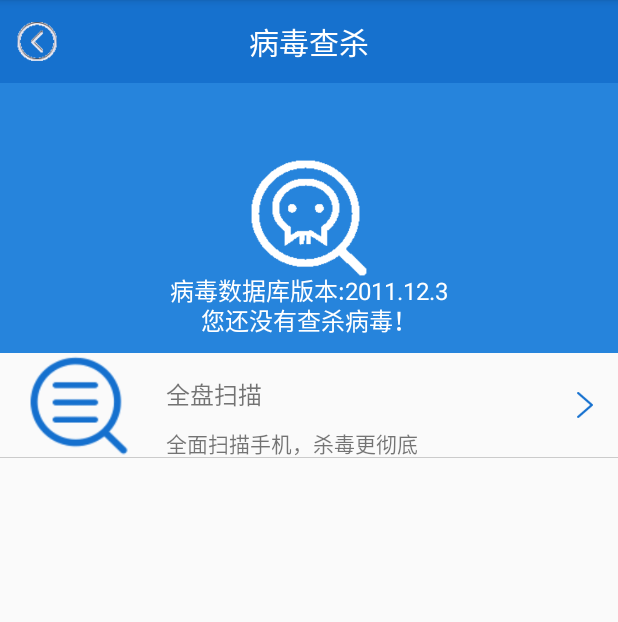
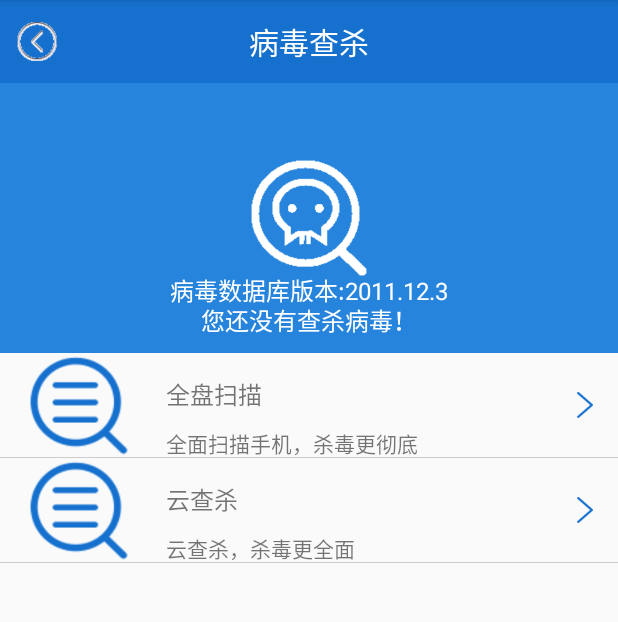
Before and after one commit to GDMEC07160730/MobileGuard, an Android app: the VirusScanActivity screen opened directly, with no data from a screen before it, on a phone screen of 412 x 824 dp, the part 84-706 px from its top. Run offline under Robolectric (Android 15) with nearby library versions, the phone set to English and light mode, and no system bars.

Commit message:
11.29.不完善，自动未好

```diff
--- a/app/src/main/AndroidManifest.xml
+++ b/app/src/main/AndroidManifest.xml
@@ -104,5 +104,4 @@
         <activity android:name=".m6cleancache.CacheClearListActivity">
             </activity>
     </application>
-
 </manifest>
--- a/app/src/main/java/cn/edu/gdmec/android/mobileguard/m5virusscan/VirusScanActivity.java
+++ b/app/src/main/java/cn/edu/gdmec/android/mobileguard/m5virusscan/VirusScanActivity.java
@@ -119,6 +119,7 @@ public class VirusScanActivity extends AppCompatActivity implements View.OnClick
         mLeftImgv.setImageResource(R.drawable.back);
         mLastTimeTV=(TextView)findViewById(R.id.tv_lastscantime);
         findViewById(R.id.rl_allscanvirus).setOnClickListener(this);
+        findViewById(R.id.rl_cloudscanvirus).setOnClickListener(this);
 
     }
 
@@ -131,6 +132,11 @@ public class VirusScanActivity extends AppCompatActivity implements View.OnClick
             case R.id.rl_allscanvirus:
                 startActivity(new Intent(this,VirusScanSpeedActivity.class));
                 break;
+            case R.id.rl_cloudscanvirus:
+                Intent intent=new Intent(this,VirusScanActivity.class);
+                intent.putExtra("cloud",true);
+                startActivity(intent);
+
         }
     }
 }
--- a/app/src/main/java/cn/edu/gdmec/android/mobileguard/m5virusscan/entity/ScanAppInfo.java
+++ b/app/src/main/java/cn/edu/gdmec/android/mobileguard/m5virusscan/entity/ScanAppInfo.java
@@ -12,4 +12,6 @@ public class ScanAppInfo {
     public String packagename;
     public String description;
     public Drawable appicon;
+    public String virusScanUrl;
+    public String md5info;
 }
--- a/app/src/main/res/layout/activity_virus_scan.xml
+++ b/app/src/main/res/layout/activity_virus_scan.xml
@@ -15,6 +15,14 @@
             android:layout_height="80dp"
             android:layout_centerInParent="true"
             android:background="@drawable/virusscan_icon"/>
+        <!--<TextView-->
+        <!--android:id="@+id/tv_dbversion"-->
+        <!--style="@style/textview16sp"-->
+        <!--android:layout_above="@id/tv_lastscantime"-->
+        <!--android:layout_centerHorizontal="true"-->
+        <!--android:textColor="@color/white"-->
+        <!--android:text="病毒数据库版本："/>-->
+
         <TextView
             android:id="@+id/tv_scan_version"
             style="@style/textview16sp"
@@ -73,5 +81,42 @@
             android:background="@color/black30"
             android:layout_alignParentBottom="true"/>
     </RelativeLayout>
-
+    <RelativeLayout
+        android:id="@+id/rl_cloudscanvirus"
+        android:layout_width="match_parent"
+        android:layout_height="70dp">
+        <ImageView
+            android:id="@+id/imgv_cloudscan"
+            style="@style/wrapcontent"
+            android:src="@drawable/quickscan_icon"
+            android:layout_alignParentLeft="true"
+            android:layout_centerVertical="true"
+            android:layout_marginLeft="10dp"/>
+        <TextView
+            android:id="@+id/tv_cloudscan"
+            style="@style/textview16sp"
+            android:layout_toRightOf="@+id/imgv_cloudscan"
+            android:layout_marginLeft="15dp"
+            android:layout_marginTop="15dp"
+            android:text="云查杀"/>
+        <TextView
+            style="@style/textview14sp"
+            android:layout_below="@+id/tv_cloudscan"
+            android:layout_marginLeft="15dp"
+            android:layout_toRightOf="@+id/imgv_cloudscan"
+            android:layout_marginTop="10dp"
+            android:text="云查杀，杀毒更全面"/>
+        <View
+            android:layout_width="13dp"
+            android:layout_height="20dp"
+            android:background="@drawable/rightarrow_blue"
+            android:layout_alignParentRight="true"
+            android:layout_centerVertical="true"
+            android:layout_marginRight="15dp"/>
+        <View
+            android:layout_width="match_parent"
+            android:layout_height="1.0px"
+            android:background="@color/black30"
+            android:layout_alignParentBottom="true"/>
+    </RelativeLayout>
 </LinearLayout>
```
Also changed, not shown: app/src/main/java/cn/edu/gdmec/android/mobileguard/m1home/utils/Urlclient.java (added, +93 -0 lines), app/src/main/java/cn/edu/gdmec/android/mobileguard/m5virusscan/VirusScanSpeedActivity.java (+82 -4 lines).
